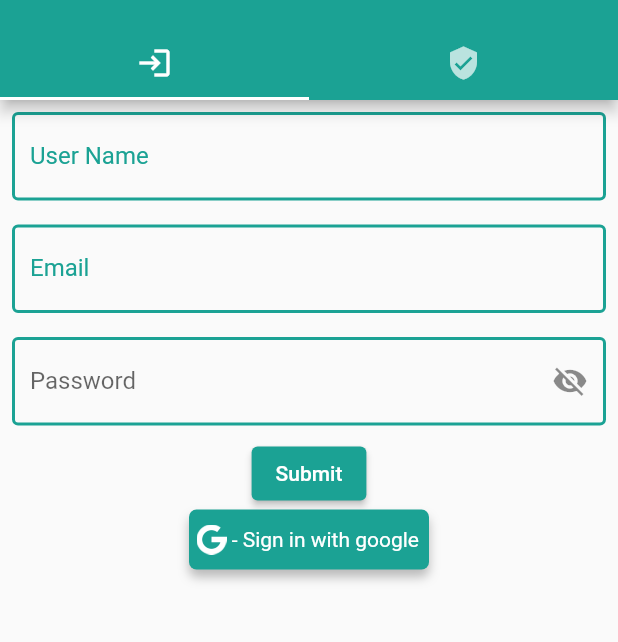
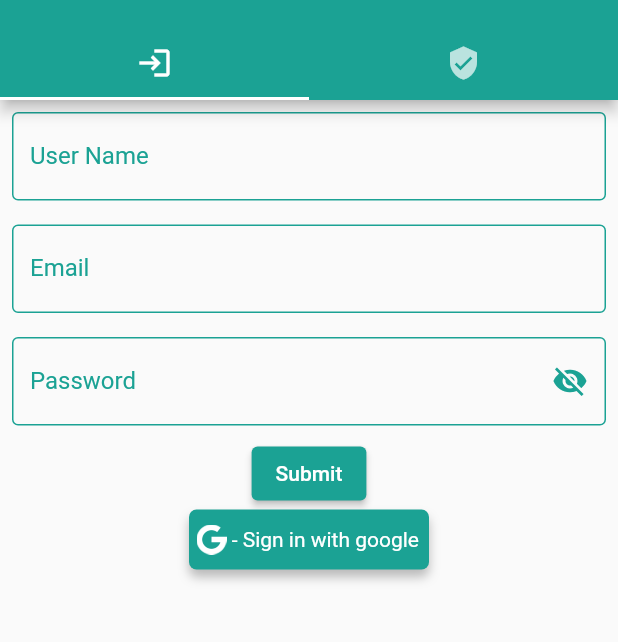
Before and after one commit to vaidikstackapp/flutter_demo, a Flutter app: the screen it shows after launch, after a tap on the "navigate before" icon, on a phone screen of 412 x 824 dp, the part 59-701 px from its top. Run offline on Flutter 3.47's test engine with Material 2 defaults, Android fonts, the phone set to English and light mode, and no system bars; our stand-ins replace cloud_firestore, firebase_auth, firebase_core, fluttertoast, google_sign_in, shared_preferences; accounts and stored records are empty.

Commit message:
Update login_page.dart

```diff
--- a/lib/pages/login_page.dart
+++ b/lib/pages/login_page.dart
@@ -115,9 +115,18 @@ class _LoginPageState extends State<LoginPage> {
                         setState(() {});
                       },
                       icon: (visible)
-                          ? const Icon(Icons.visibility_off)
-                          : const Icon(Icons.visibility)),
-                  label: const Text("Password"),
+                          ? const Icon(
+                              Icons.visibility_off,
+                              color: Color(0xff1ba294),
+                            )
+                          : const Icon(Icons.visibility,
+                              color: Color(0xff1ba294))),
+                  label: const Text(
+                    "Password",
+                    style: TextStyle(
+                      color: Color(0xff1ba294),
+                    ),
+                  ),
                   border: const OutlineInputBorder(
                     borderSide: BorderSide(
                       color: Color(0xff1ba294),
@@ -180,7 +189,7 @@ class _LoginPageState extends State<LoginPage> {
 
   OutlineInputBorder outLineInputBorder({Color? color}) => OutlineInputBorder(
         borderSide: BorderSide(
-          width: 2,
+          width: 1,
           color: color ?? const Color(0xff1ba294),
         ),
       );
```
